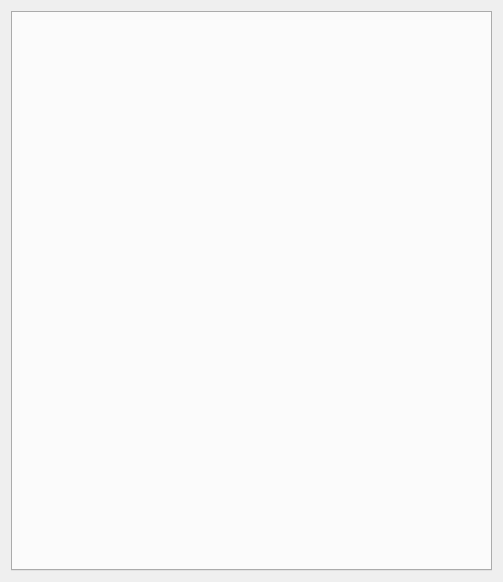
First picture: the form in procexplorer.ui, repository vivainio/Cardinal, before the edit.
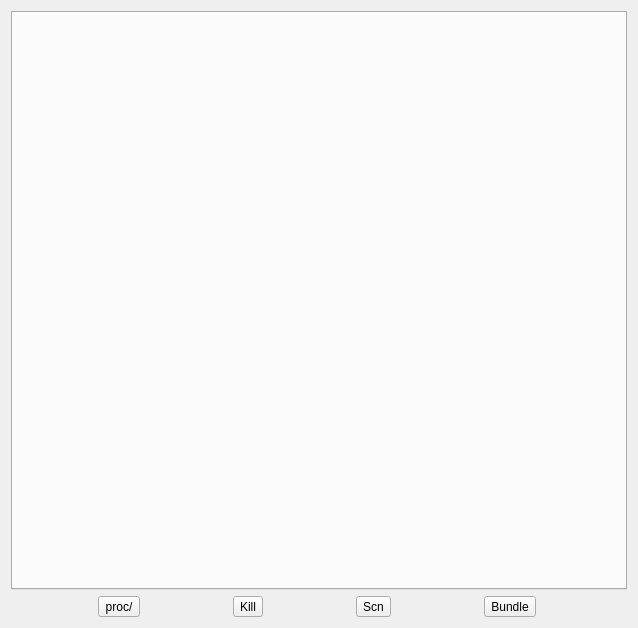
Second picture: the form after the edit.

Commit message: buttons in procexpl

```diff
--- a/procexplorer.ui
+++ b/procexplorer.ui
@@ -6,8 +6,8 @@
    <rect>
     <x>0</x>
     <y>0</y>
-    <width>503</width>
-    <height>582</height>
+    <width>638</width>
+    <height>628</height>
    </rect>
   </property>
   <property name="windowTitle">
@@ -21,6 +21,38 @@
      </property>
     </widget>
    </item>
+   <item>
+    <layout class="QHBoxLayout" name="horizontalLayout">
+     <item>
+      <widget class="QToolButton" name="toolButton_4">
+       <property name="text">
+        <string>proc/</string>
+       </property>
+      </widget>
+     </item>
+     <item>
+      <widget class="QToolButton" name="toolButton">
+       <property name="text">
+        <string>Kill</string>
+       </property>
+      </widget>
+     </item>
+     <item>
+      <widget class="QToolButton" name="toolButton_2">
+       <property name="text">
+        <string>Scn</string>
+       </property>
+      </widget>
+     </item>
+     <item>
+      <widget class="QToolButton" name="toolButton_3">
+       <property name="text">
+        <string>Bundle</string>
+       </property>
+      </widget>
+     </item>
+    </layout>
+   </item>
   </layout>
  </widget>
  <resources/>
```
Left out of the diff: 2 changed lines with no effect on the pictures. The commit also changes 6 other files.
